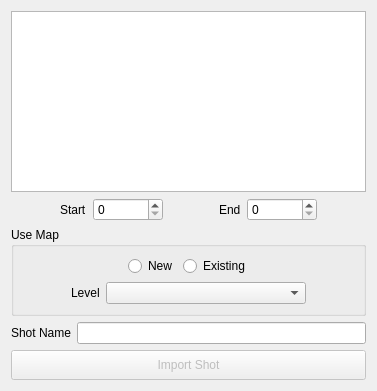
The window that unreal/python/ccunreal/shot/load_shot_ui.ui (mrmcdog23/controlChaos) describes before a commit, drawn with Qt 5.
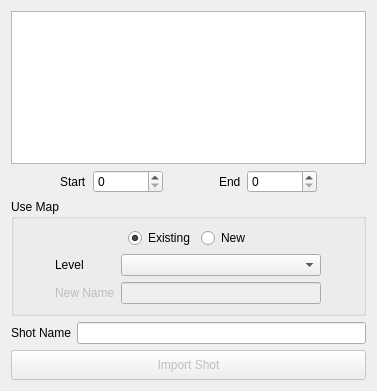
The same window after the commit.

```diff
--- a/unreal/python/ccunreal/shot/load_shot_ui.ui
+++ b/unreal/python/ccunreal/shot/load_shot_ui.ui
@@ -45,6 +45,70 @@
       <string>Use Map</string>
      </property>
      <layout class="QGridLayout" name="gridLayout">
+      <item row="1" column="0">
+       <layout class="QGridLayout" name="gridLayout_3">
+        <item row="0" column="0">
+         <spacer name="horizontalSpacer_8">
+          <property name="orientation">
+           <enum>Qt::Horizontal</enum>
+          </property>
+          <property name="sizeHint" stdset="0">
+           <size>
+            <width>40</width>
+            <height>20</height>
+           </size>
+          </property>
+         </spacer>
+        </item>
+        <item row="0" column="1">
+         <widget class="QLabel" name="lbl_existing">
+          <property name="text">
+           <string>Level</string>
+          </property>
+         </widget>
+        </item>
+        <item row="0" column="2">
+         <widget class="QComboBox" name="cmb_existing">
+          <property name="minimumSize">
+           <size>
+            <width>200</width>
+            <height>0</height>
+           </size>
+          </property>
+         </widget>
+        </item>
+        <item row="0" column="3">
+         <spacer name="horizontalSpacer_9">
+          <property name="orientation">
+           <enum>Qt::Horizontal</enum>
+          </property>
+          <property name="sizeHint" stdset="0">
+           <size>
+            <width>40</width>
+            <height>20</height>
+           </size>
+          </property>
+         </spacer>
+        </item>
+        <item row="1" column="1">
+         <widget class="QLabel" name="lbl_new">
+          <property name="enabled">
+           <bool>false</bool>
+          </property>
+          <property name="text">
+           <string>New Name</string>
+          </property>
+         </widget>
+        </item>
+        <item row="1" column="2">
+         <widget class="QLineEdit" name="le_new">
+          <property name="enabled">
+           <bool>false</bool>
+          </property>
+         </widget>
+        </item>
+       </layout>
+      </item>
       <item row="0" column="0">
        <layout class="QHBoxLayout" name="horizontalLayout">
         <item>
@@ -60,18 +124,21 @@
           </property>
          </spacer>
         </item>
-        <item>
-         <widget class="QRadioButton" name="rbn_new">
-          <property name="text">
-           <string>New</string>
-          </property>
-         </widget>
-        </item>
         <item>
          <widget class="QRadioButton" name="rbn_existing">
           <property name="text">
            <string>Existing</string>
           </property>
+          <property name="checked">
+           <bool>true</bool>
+          </property>
+         </widget>
+        </item>
+        <item>
+         <widget class="QRadioButton" name="rbn_new">
+          <property name="text">
+           <string>New</string>
+          </property>
          </widget>
         </item>
         <item>
@@ -89,53 +156,6 @@
         </item>
        </layout>
       </item>
-      <item row="1" column="0">
-       <layout class="QHBoxLayout" name="horizontalLayout_2">
-        <item>
-         <spacer name="horizontalSpacer_3">
-          <property name="orientation">
-           <enum>Qt::Horizontal</enum>
-          </property>
-          <property name="sizeHint" stdset="0">
-           <size>
-            <width>40</width>
-            <height>20</height>
-           </size>
-          </property>
-         </spacer>
-        </item>
-        <item>
-         <widget class="QLabel" name="lbl_level">
-          <property name="text">
-           <string>Level</string>
-          </property>
-         </widget>
-        </item>
-        <item>
-         <widget class="QComboBox" name="cmb_level">
-          <property name="minimumSize">
-           <size>
-            <width>200</width>
-            <height>0</height>
-           </size>
-          </property>
-         </widget>
-        </item>
-        <item>
-         <spacer name="horizontalSpacer_4">
-          <property name="orientation">
-           <enum>Qt::Horizontal</enum>
-          </property>
-          <property name="sizeHint" stdset="0">
-           <size>
-            <width>40</width>
-            <height>20</height>
-           </size>
-          </property>
-         </spacer>
-        </item>
-       </layout>
-      </item>
      </layout>
     </widget>
    </item>
```
